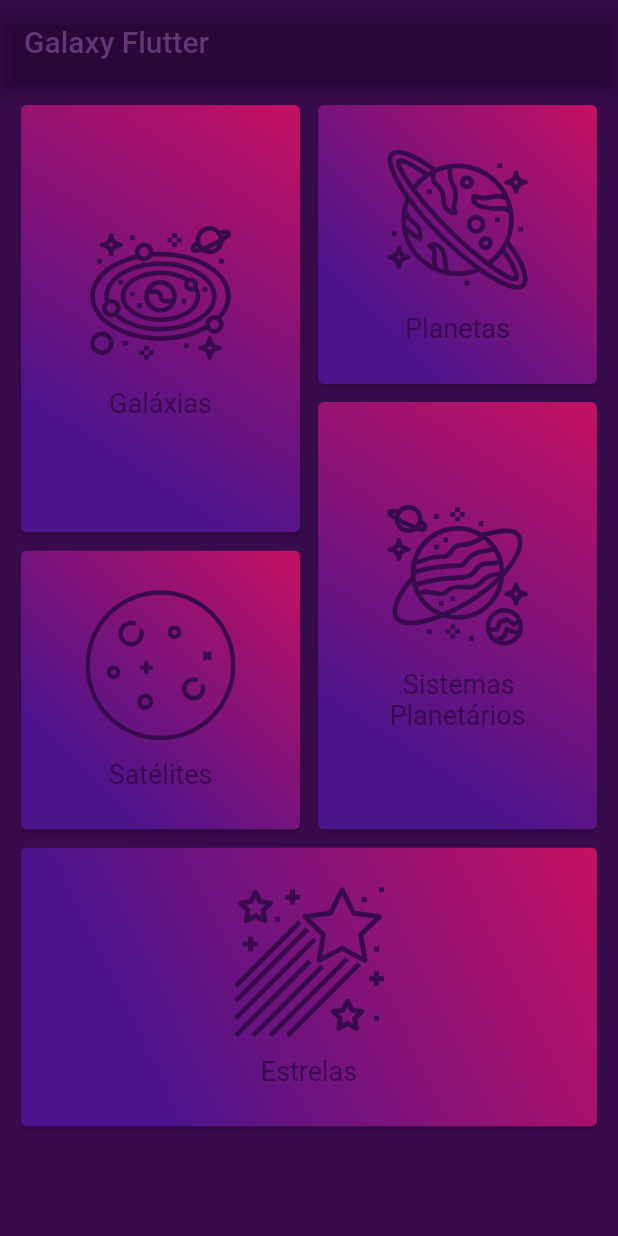
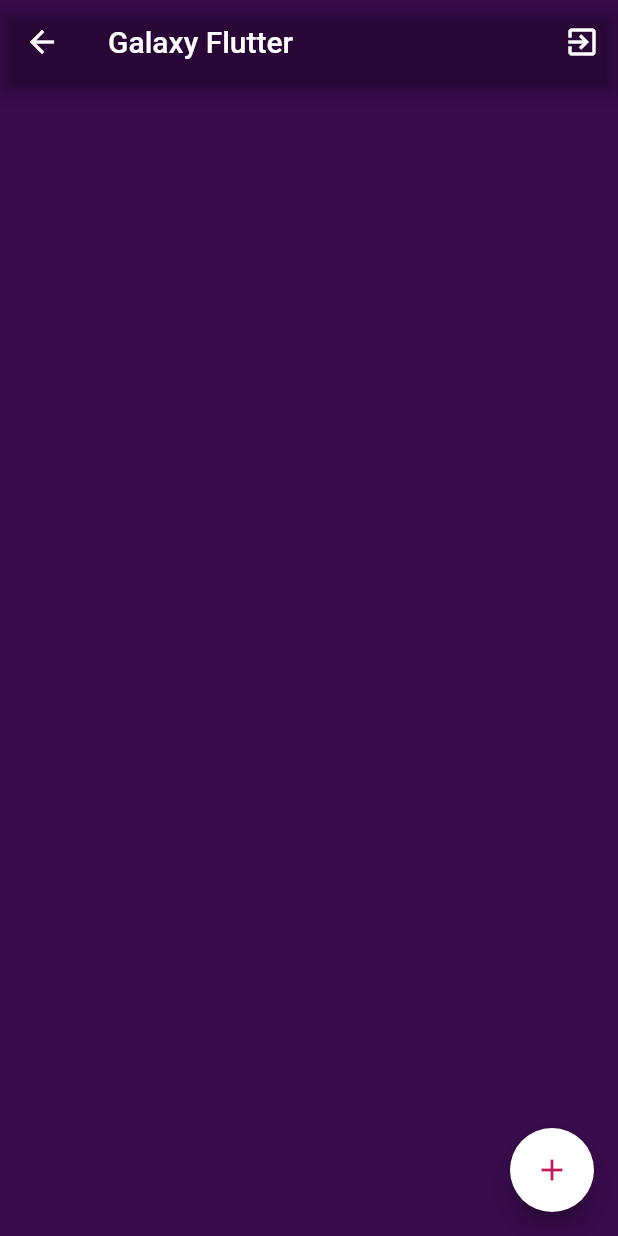
Before and after one commit to maya-sb/galaxy-flutter, a Flutter app: the screen it shows after launch, after a tap on "Planetas", on a phone screen of 412 x 824 dp. Run offline on Flutter 3.47's test engine with Material 2 defaults, Android fonts, the phone set to English and light mode, and no system bars; our stand-ins replace flutter_svg.

Commit message:
add Planetas.dart

```diff
--- a/lib/main.dart
+++ b/lib/main.dart
@@ -11,7 +11,10 @@ class MyApp extends StatelessWidget {
       title: 'Galaxy Flutter',
       theme: ThemeData(
         primarySwatch: Colors.purple,
+        textSelectionHandleColor: Colors.purple[700],
+        cursorColor: Colors.purple[700],
       ),
+
       debugShowCheckedModeBanner: false,
       home: Home(),
     );
--- a/lib/views/Home.dart
+++ b/lib/views/Home.dart
@@ -1,13 +1,16 @@
 import 'package:flutter/material.dart';
 import 'package:flutter_staggered_grid_view/flutter_staggered_grid_view.dart';
 import 'package:flutter_svg/flutter_svg.dart';
+import 'package:galaxy_flutter/views/Planetas.dart';
+import 'package:galaxy_flutter/views/Login.dart';
 
 Decoration box = BoxDecoration(
   gradient: LinearGradient(
   begin: Alignment.topRight,
   end: Alignment.bottomLeft,
-  stops:[0,0.8],
-  colors: [Colors.pinkAccent[700], Colors.purple[900]],
+  //stops:[0,0.8],
+  //colors: [Colors.purple[400], Colors.purple[800]],
+  colors: [Colors.pink[700], Colors.purple[800]],
 )
 );
 
@@ -40,13 +43,24 @@ class _HomeState extends State<Home> {
   Widget build(BuildContext context) {
     return Scaffold(
       appBar: AppBar(
-        title: Text("Galaxy Flutter", style: TextStyle(color: Color(0xff653678))),
-        backgroundColor: Colors.transparent,
+        title: Text("Galaxy Flutter", style: TextStyle(color: Colors.white)),
+        iconTheme: IconThemeData(color: Colors.white),
+        actions: <Widget>[
+          IconButton(
+            icon: Icon(Icons.exit_to_app) ,
+            onPressed: (){
+              Navigator.push(context, MaterialPageRoute(builder: (context) => Login()));
+            },),
+        ],
 
+        backgroundColor: Colors.transparent
+        //backgroundColor: Colors.purple[900],
        ),
       backgroundColor: Color(0xff380b4c),
+        //backgroundColor: Colors.white,
         body: Container(
-            padding: const EdgeInsets.fromLTRB(10.0, 10.0, 10.0, 10.0),
+            //decoration: box,
+            padding: const EdgeInsets.fromLTRB(10.0, 20.0, 10.0, 10.0),
             child: StaggeredGridView.count(
                 crossAxisCount: 4,
                 staggeredTiles: _staggeredTiles,
@@ -68,23 +82,28 @@ class _Card extends StatelessWidget {
   @override
   Widget build(BuildContext context) {
     return Card(
+        //color:Color(0xff730b38),
         color:Color(0xff380b4c) ,
         clipBehavior: Clip.antiAlias,
           child: Container(
           decoration: box,
           child: InkWell(
-            onTap: () {},
+            onTap: () {
+              if (title == 'Planetas'){
+                Navigator.push(context, MaterialPageRoute(builder: (context) => Planetas()));
+              }
+            },
             child: Center(
               child: Column(
                 mainAxisAlignment: MainAxisAlignment.center,
                 children: [
                 SizedBox.fromSize(
-                child:  SvgPicture.asset(asset),
+                child:  SvgPicture.asset(asset,color: Colors.white,),
                 size: Size(100.0, 100.0),
               ),
                 Padding(
                   padding: const EdgeInsets.only(top: 12.0),
-                  child: Center(child: Text(title,style: TextStyle(fontSize: 18.0,color:Color(0xff380b4c) ),)),
+                  child: Center(child: Text(title,style: TextStyle(fontSize: 18.0,color:Colors.white,))),
                 )]
               ),
             ),
--- a/lib/views/Login.dart
+++ b/lib/views/Login.dart
@@ -8,8 +8,6 @@ class Login extends StatefulWidget {
 class _LoginState extends State<Login>
 {
 
-  final _formKey = GlobalKey<FormState>();
-
   @override
   Widget build(BuildContext context) {
     return Scaffold(
--- /dev/null
+++ b/lib/views/Planetas.dart
@@ -0,0 +1,37 @@
+import 'package:flutter/material.dart';
+import 'package:galaxy_flutter/views/Login.dart';
+
+class Planetas extends StatefulWidget {
+  @override
+  _PlanetasState createState() => _PlanetasState();
+}
+
+class _PlanetasState extends State<Planetas> {
+  @override
+  Widget build(BuildContext context) {
+    return Scaffold(
+       appBar: AppBar(
+        title: Text("Galaxy Flutter", style: TextStyle(color: Colors.white)),
+        iconTheme: IconThemeData(color: Colors.white),
+        actions: <Widget>[
+          IconButton(
+            icon: Icon(Icons.exit_to_app) ,
+            onPressed: (){
+              Navigator.push(context, MaterialPageRoute(builder: (context) => Login()));
+            },),
+        ],
+        backgroundColor: Colors.transparent
+        //backgroundColor: Colors.purple[900],
+       ),
+      floatingActionButton: FloatingActionButton(
+        child: Icon(Icons.add,color: Colors.pink[700],),
+        backgroundColor: Colors.white,
+        onPressed: (){
+
+      },),
+      backgroundColor: Color(0xff380b4c),
+      body: Container(),
+
+    );
+  }
+}
```
